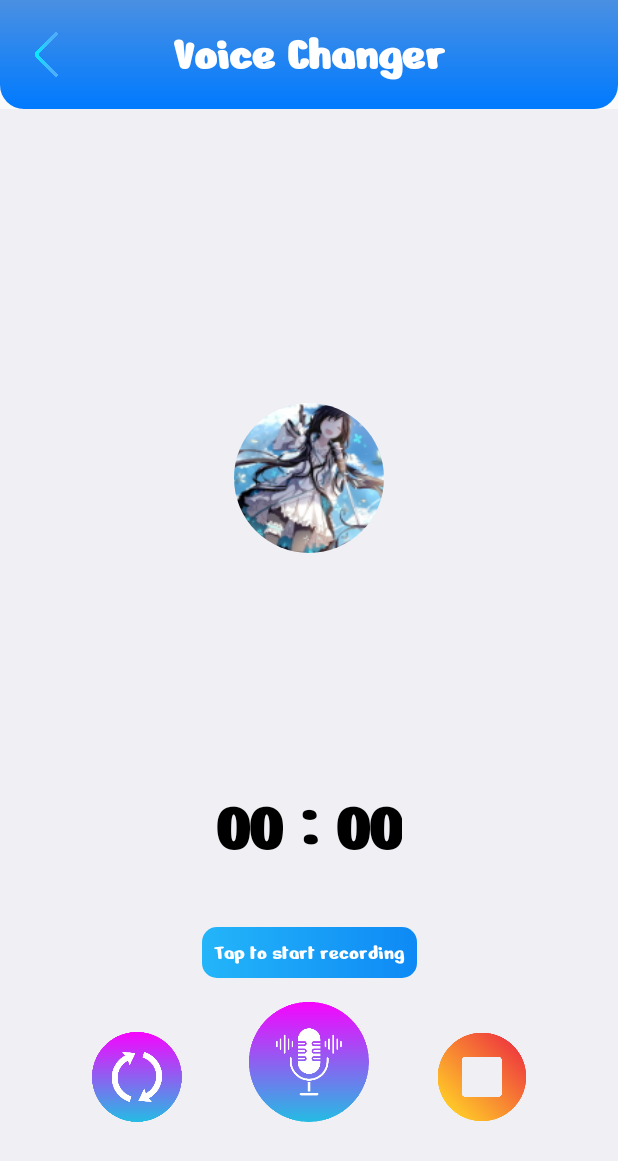
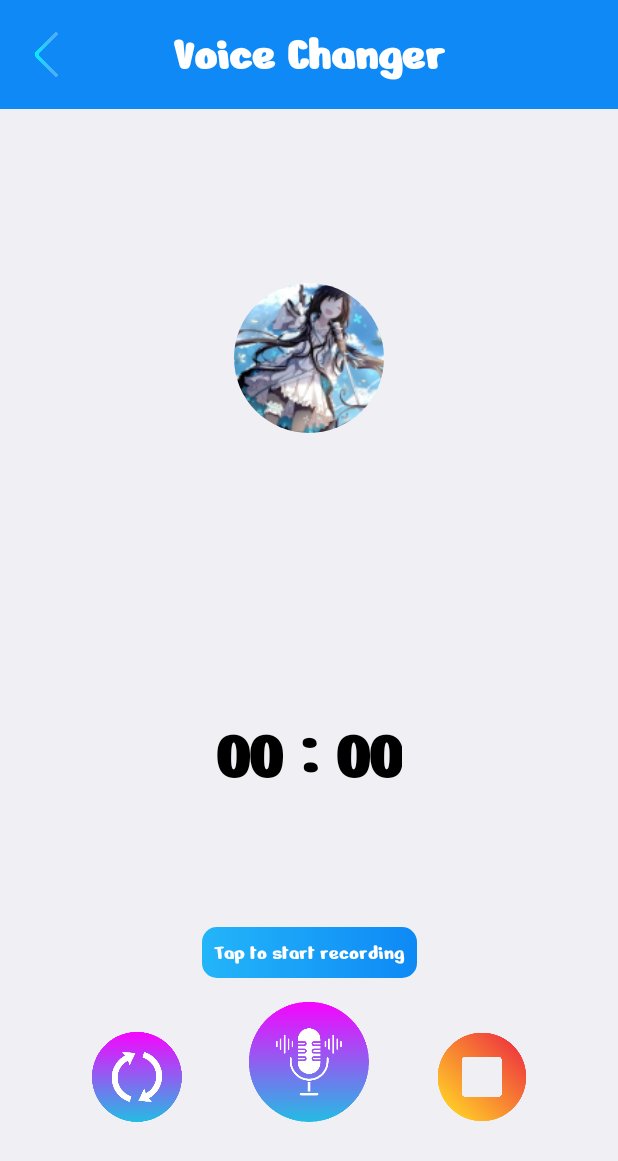
Before and after one commit to yukinpb/VoiceChanger, an Android app: the MainActivity screen opened directly, with no data from a screen before it, after a tap on "Recordings", on a phone screen of 412 x 824 dp. Shown: the top 1161 px of the screen. Run offline under Robolectric (Android 15) with nearby library versions, the phone set to English and light mode, and no system bars; our stand-ins replace Dagger/Hilt's generated code, data binding.

Commit message:
Fix bug audio play screen

```diff
--- a/app/src/main/java/com/example/voicechanger/activity/TextToAudioActivity.kt
+++ b/app/src/main/java/com/example/voicechanger/activity/TextToAudioActivity.kt
@@ -44,7 +44,6 @@ class TextToAudioActivity : BaseActivity<ActivityTextToAudioBinding, TextToAudio
     private fun setupOnBackPress() {
         onBackPressedDispatcher.addCallback(this) {
             binding.etTextInput.text.clear()
-            getVM().resetTextToSpeech()
             finish()
         }
     }
@@ -86,9 +85,4 @@ class TextToAudioActivity : BaseActivity<ActivityTextToAudioBinding, TextToAudio
             }
         }
     }
-
-    override fun onPause() {
-        super.onPause()
-        getVM().resetTextToSpeech()
-    }
 }
--- a/app/src/main/java/com/example/voicechanger/custom/toolbar/CustomToolbar.kt
+++ b/app/src/main/java/com/example/voicechanger/custom/toolbar/CustomToolbar.kt
@@ -3,7 +3,7 @@ package com.example.voicechanger.custom.toolbar
 import android.content.Context
 import android.util.AttributeSet
 import android.view.LayoutInflater
-import androidx.constraintlayout.widget.ConstraintLayout
+import androidx.appcompat.widget.Toolbar
 import androidx.core.view.isVisible
 import com.example.voicechanger.databinding.CustomToolbarBinding
 
@@ -11,7 +11,7 @@ class CustomToolbar @JvmOverloads constructor(
     context: Context,
     attrs: AttributeSet? = null,
     defStyleAttr: Int = 0
-) : ConstraintLayout(context, attrs, defStyleAttr) {
+) : Toolbar(context, attrs, defStyleAttr) {
 
     private val binding: CustomToolbarBinding
 
--- a/app/src/main/java/com/example/voicechanger/di/MediaModule.kt
+++ /dev/null
@@ -1,33 +0,0 @@
-package com.example.voicechanger.di
-
-import android.content.Context
-import android.media.MediaPlayer
-import android.media.MediaRecorder
-import android.os.Build
-import dagger.Module
-import dagger.Provides
-import dagger.hilt.InstallIn
-import dagger.hilt.android.qualifiers.ApplicationContext
-import dagger.hilt.components.SingletonComponent
-import javax.inject.Singleton
-
-@Module
-@InstallIn(SingletonComponent::class)
-object MediaModule {
-
-    @Provides
-    @Singleton
-    fun provideMediaPlayer(): MediaPlayer {
-        return MediaPlayer()
-    }
-
-    @Provides
-    @Singleton
-    fun provideMediaRecorder(@ApplicationContext context: Context): MediaRecorder {
-        return if (Build.VERSION.SDK_INT >= Build.VERSION_CODES.S) {
-            MediaRecorder(context)
-        } else {
-            MediaRecorder()
-        }
-    }
-}
--- a/app/src/main/java/com/example/voicechanger/viewmodel/TextToAudioViewModel.kt
+++ b/app/src/main/java/com/example/voicechanger/viewmodel/TextToAudioViewModel.kt
@@ -67,12 +67,6 @@ class TextToAudioViewModel @Inject constructor(
         return filePath
     }
 
-    fun resetTextToSpeech() {
-        tts.stop()
-        tts.shutdown()
-        tts = TextToSpeech(application, this)
-    }
-
     fun setLanguage(language: Language) {
         tts.language = language.locale
         viewModelScope.launch {
--- a/app/src/main/java/com/example/voicechanger/viewmodel/VoiceRecorderViewModel.kt
+++ b/app/src/main/java/com/example/voicechanger/viewmodel/VoiceRecorderViewModel.kt
@@ -20,9 +20,10 @@ import javax.inject.Inject
 
 @HiltViewModel
 class VoiceRecorderViewModel @Inject constructor(
-    private val mediaRecorder: MediaRecorder,
     @ApplicationContext private val context: Context
 ) : BaseViewModel() {
+
+    private val mediaRecorder: MediaRecorder = MediaRecorder()
 
     private val _timerText = MutableLiveData<String>()
     val timerText: LiveData<String> = _timerText
--- a/app/src/main/res/color/bg_sort_menu.xml
+++ /dev/null
@@ -1,5 +0,0 @@
-<?xml version="1.0" encoding="utf-8"?>
-<selector xmlns:android="http://schemas.android.com/apk/res/android">
-    <item android:state_activated="true" android:color="@color/colorPrimary" />
-    <item android:state_activated="false" android:color="@color/white" />
-</selector>
--- a/app/src/main/res/drawable/bg_item_voice_changer.xml
+++ b/app/src/main/res/drawable/bg_item_voice_changer.xml
@@ -1,4 +1,3 @@
-<!-- res/drawable/selected_item_background.xml -->
 <selector xmlns:android="http://schemas.android.com/apk/res/android">
     <item android:state_selected="true">
         <shape android:shape="rectangle">
--- /dev/null
+++ b/app/src/main/res/drawable/bg_sort_menu.xml
@@ -0,0 +1,5 @@
+<?xml version="1.0" encoding="utf-8"?>
+<selector xmlns:android="http://schemas.android.com/apk/res/android">
+    <item android:state_activated="true" android:drawable="@color/colorPrimary" />
+    <item android:state_activated="false" android:drawable="@color/white" />
+</selector>
--- a/app/src/main/res/drawable/bg_toolbar.xml
+++ b/app/src/main/res/drawable/bg_toolbar.xml
@@ -3,5 +3,4 @@
         android:startColor="#4A90E2"
         android:endColor="#007AFF"
         android:angle="60" />
-    <corners android:bottomLeftRadius="16dp" android:bottomRightRadius="16dp" />
 </shape>
--- a/app/src/main/res/layout/activity_voice_recorder.xml
+++ b/app/src/main/res/layout/activity_voice_recorder.xml
@@ -28,7 +28,6 @@
                 android:id="@+id/circleContainer"
                 android:layout_width="@dimen/_300dp"
                 android:layout_height="@dimen/_300dp"
-                android:layout_marginTop="@dimen/_80dp"
                 app:layout_constraintTop_toTopOf="parent"
                 app:layout_constraintStart_toStartOf="parent"
                 app:layout_constraintEnd_toEndOf="parent">
@@ -52,7 +51,6 @@
                 android:id="@+id/timerText"
                 android:layout_width="wrap_content"
                 android:layout_height="wrap_content"
-                android:layout_marginTop="@dimen/_16dp"
                 android:text="@string/timer_start"
                 android:textColor="@color/black"
                 android:textSize="@dimen/_48sp"
--- a/app/src/main/res/layout/custom_toolbar.xml
+++ b/app/src/main/res/layout/custom_toolbar.xml
@@ -5,7 +5,7 @@
     <androidx.constraintlayout.widget.ConstraintLayout
         android:layout_width="match_parent"
         android:layout_height="wrap_content"
-        android:background="@drawable/bg_toolbar"
+        android:background="@color/colorPrimary"
         android:padding="16dp">
 
         <ImageButton
--- a/app/src/main/res/layout/popup_audio_file_sort.xml
+++ b/app/src/main/res/layout/popup_audio_file_sort.xml
@@ -23,7 +23,7 @@
                 android:paddingVertical="@dimen/_4dp"
                 android:paddingStart="0dp"
                 android:paddingEnd="@dimen/_16dp"
-                android:background="@color/bg_sort_menu"
+                android:background="@drawable/bg_sort_menu"
                 app:layout_constraintEnd_toEndOf="parent"
                 app:layout_constraintStart_toStartOf="parent"
                 app:layout_constraintTop_toTopOf="parent"
@@ -67,7 +67,7 @@
                 app:layout_constraintStart_toStartOf="parent"
                 android:paddingEnd="@dimen/_16dp"
                 android:paddingStart="0dp"
-                android:background="@color/bg_sort_menu"
+                android:background="@drawable/bg_sort_menu"
                 android:paddingVertical="@dimen/_4dp"
                 tools:ignore="UseCompoundDrawables">
 
```
Also changed, not shown: app/src/main/java/com/example/voicechanger/service/FileCleanupService.kt (+0 -9 lines), app/src/main/java/com/example/voicechanger/viewmodel/VoiceChangerViewModel.kt (+24 -5 lines).
